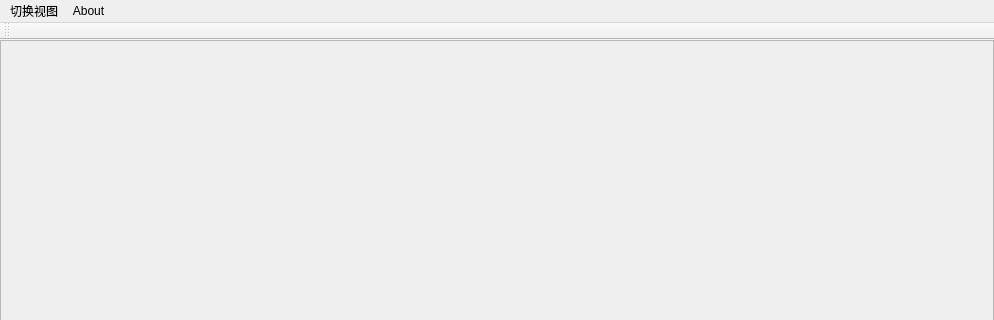
Qt form mainwindow.ui (ideallx/Hexagon) before a commit; both pictures show x 0 to 994 and y 0 to 320 of the 994 by 654 pixel window.
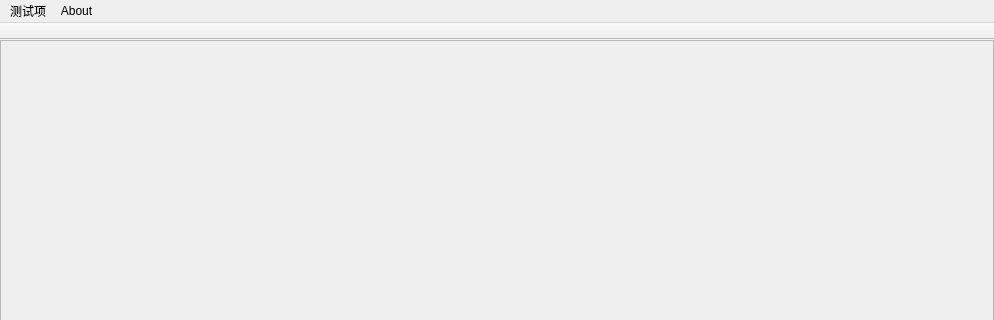
The same form after that commit.

Patch:
```diff
--- a/mainwindow.ui
+++ b/mainwindow.ui
@@ -64,18 +64,24 @@
     </property>
     <addaction name="actionQt"/>
    </widget>
-   <widget class="QMenu" name="menu">
+   <widget class="QMenu" name="menu_2">
     <property name="title">
-     <string>切换视图</string>
+     <string>测试项</string>
     </property>
     <addaction name="actionGame"/>
     <addaction name="actionTest"/>
     <addaction name="actionTest2"/>
    </widget>
-   <addaction name="menu"/>
+   <addaction name="menu_2"/>
    <addaction name="menuAbout"/>
   </widget>
   <widget class="QToolBar" name="mainToolBar">
+   <property name="movable">
+    <bool>false</bool>
+   </property>
+   <property name="floatable">
+    <bool>false</bool>
+   </property>
    <attribute name="toolBarArea">
     <enum>TopToolBarArea</enum>
    </attribute>
```
Left out of the diff: 9 changed lines with no effect on the pictures.
